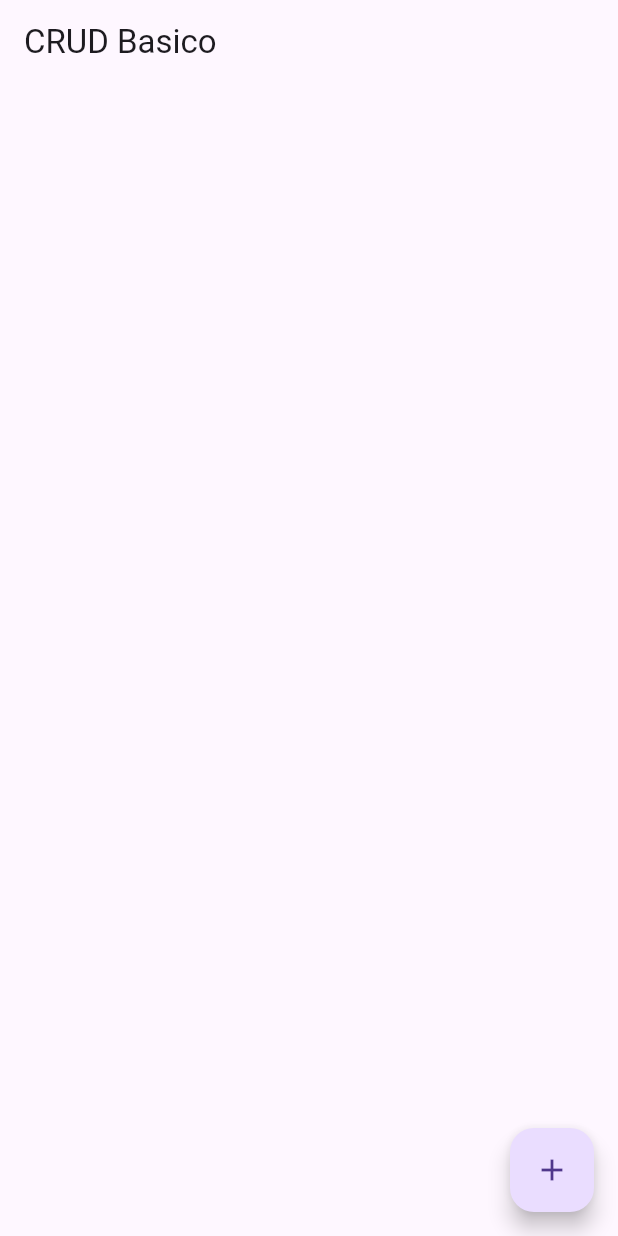
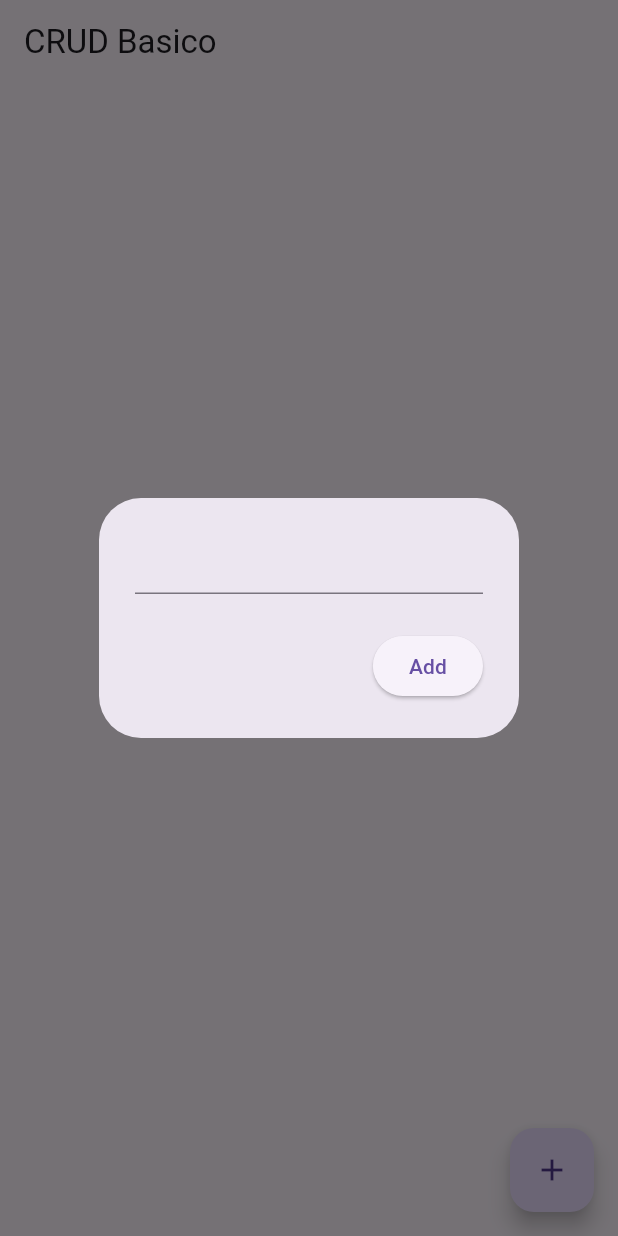
Before and after one commit to eliaswalton/examen2, a Flutter app: the screen it shows after launch, after a tap on the "add" icon, on a phone screen of 412 x 824 dp. Run offline on Flutter 3.47's test engine with Material 3 defaults, Android fonts, the phone set to English and light mode, and no system bars; our stand-ins replace cloud_firestore, firebase_core; accounts and stored records are empty.

Commit message:
app terminada

```diff
--- /dev/null
+++ b/dev/FlutterProjects2/crud/lib/Screens/HomePage.dart
@@ -0,0 +1,82 @@
+import 'package:crud/Services/firestore.dart';
+import 'package:flutter/material.dart';
+
+class Homepage extends StatefulWidget {
+  const Homepage({super.key});
+
+  @override
+  State<Homepage> createState() => _HomepageState();
+}
+
+class _HomepageState extends State<Homepage> {
+  final Firestoreservice firestoreservice = Firestoreservice();
+
+  final TextEditingController textcontroller = TextEditingController();
+  void openNoteBox({String? id}) {
+    showDialog(
+        context: context,
+        builder: (context) => AlertDialog(
+              content: TextField(
+                controller: textcontroller,
+              ),
+              actions: [
+                ElevatedButton(
+                    onPressed: () {
+                      if (id == null) {
+                        firestoreservice.createNote(textcontroller.text);
+                      } else {
+                        firestoreservice.updateNote(id, textcontroller.text);
+                      }
+                      textcontroller.clear();
+                      Navigator.pop(context);
+                    },
+                    child: const Text("Add"))
+              ],
+            ));
+  }
+
+  @override
+  Widget build(BuildContext context) {
+    return MaterialApp(
+      title: 'CRUD',
+      home: Scaffold(
+          appBar: AppBar(
+            title: const Text('CRUD Basico'),
+          ),
+          floatingActionButton: FloatingActionButton(
+            onPressed: openNoteBox,
+            child: const Icon(Icons.add),
+          ),
+          body: StreamBuilder(
+              stream: firestoreservice.getNotesStream(),
+              builder: (context, snapshot) {
+                if (!snapshot.hasData) {
+                  return const Center(
+                    child: CircularProgressIndicator(),
+                  );
+                }
+                return ListView.builder(
+                  itemCount: snapshot.data!.docs.length,
+                  itemBuilder: (context, index) {
+                    String id = snapshot.data!.docs[index].id;
+                    return Dismissible(
+                        key: Key(snapshot.data!.docs[index].id),
+                        onDismissed: (_) {
+                          firestoreservice.deleteNote(snapshot.data!.docs[index].id);
+                        },
+
+                        child: Card(
+                          child: ListTile(
+                            title: Text(snapshot.data!.docs[index]['title']),
+                            trailing: IconButton(
+                              onPressed: () => openNoteBox(id: id),
+                              icon: const Icon(Icons.settings),
+                            ),
+                          ),
+                        ));
+                  },
+                );
+              })),
+    );
+  }
+}
--- a/dev/FlutterProjects2/crud/lib/main.dart
+++ b/dev/FlutterProjects2/crud/lib/main.dart
@@ -1,3 +1,4 @@
+import 'package:crud/Screens/HomePage.dart';
 import 'firebase_options.dart';
 import 'package:firebase_core/firebase_core.dart';
 import 'package:flutter/material.dart';
@@ -8,35 +9,14 @@ void main() async {
   runApp(const MyApp());
 }
 
-class MyApp extends StatefulWidget {
+class MyApp extends StatelessWidget {
   const MyApp({super.key});
 
   @override
-  State<MyApp> createState() => _MyAppState();
-}
-
-class _MyAppState extends State<MyApp> {
-  void openNoteBox() {
-    showDialog(
-        context: context,
-        builder: (context) => const AlertDialog(
-              content: TextField(),
-            ));
-  }
-
-  @override
   Widget build(BuildContext context) {
-    return MaterialApp(
-      title: 'CRUD',
-      home: Scaffold(
-        appBar: AppBar(
-          title: const Text('CRUD Basico'),
-        ),
-        floatingActionButton: FloatingActionButton(
-          onPressed: openNoteBox,
-          child: const Icon(Icons.add),
-        ),
-      ),
+    return const MaterialApp(
+      debugShowCheckedModeBanner: false,
+      home: Homepage(),
     );
   }
 }
```
Also changed, not shown: dev/FlutterProjects2/crud/lib/Services/firestore.dart (+26 -3 lines), dev/FlutterProjects2/crud/firebase.json, dev/FlutterProjects2/crud/lib/firebase_options.dart, 6 other files.
